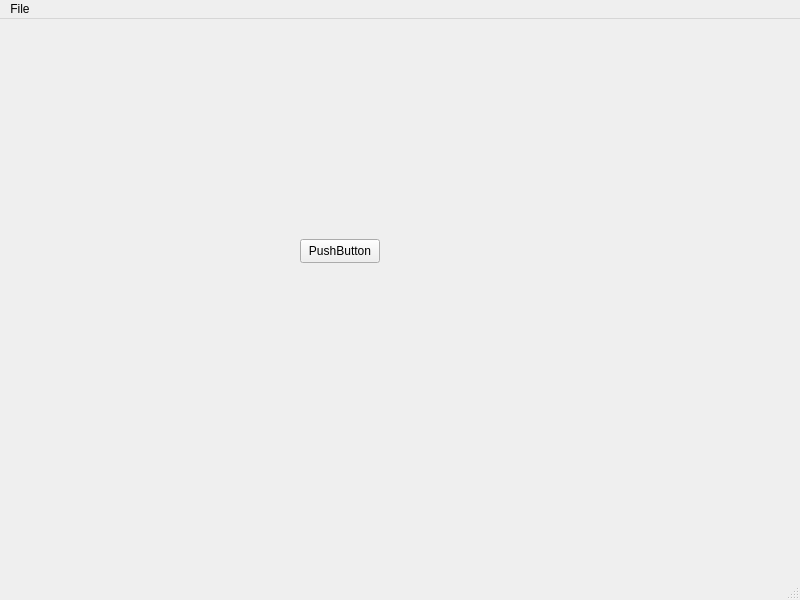
The window that Semestralka/mainwindow.ui (MarekKoziak/Semestralna-praca) describes before a commit, drawn with Qt 5.
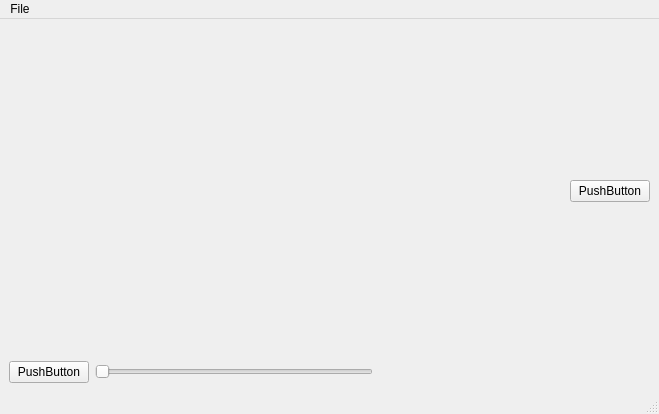
The same window after the commit.

Diff of the .ui file:
```diff
--- a/Semestralka/mainwindow.ui
+++ b/Semestralka/mainwindow.ui
@@ -6,34 +6,124 @@
    <rect>
     <x>0</x>
     <y>0</y>
-    <width>800</width>
-    <height>600</height>
+    <width>659</width>
+    <height>414</height>
    </rect>
   </property>
+  <property name="maximumSize">
+   <size>
+    <width>16777215</width>
+    <height>16777215</height>
+   </size>
+  </property>
   <property name="windowTitle">
    <string>MainWindow</string>
   </property>
   <widget class="QWidget" name="centralwidget">
-   <widget class="QPushButton" name="pushButton">
-    <property name="geometry">
-     <rect>
-      <x>300</x>
-      <y>220</y>
-      <width>80</width>
-      <height>24</height>
-     </rect>
+   <property name="sizePolicy">
+    <sizepolicy hsizetype="Preferred" vsizetype="Preferred">
+     <horstretch>0</horstretch>
+     <verstretch>0</verstretch>
+    </sizepolicy>
+   </property>
+   <layout class="QVBoxLayout" name="verticalLayout">
+    <property name="sizeConstraint">
+     <enum>QLayout::SetDefaultConstraint</enum>
     </property>
-    <property name="text">
-     <string>PushButton</string>
-    </property>
-   </widget>
+    <item>
+     <layout class="QHBoxLayout" name="horizontalLayout">
+      <item>
+       <widget class="QLabel" name="label_pic">
+        <property name="sizePolicy">
+         <sizepolicy hsizetype="Preferred" vsizetype="Expanding">
+          <horstretch>0</horstretch>
+          <verstretch>0</verstretch>
+         </sizepolicy>
+        </property>
+        <property name="text">
+         <string/>
+        </property>
+       </widget>
+      </item>
+      <item>
+       <spacer name="horizontalSpacer">
+        <property name="orientation">
+         <enum>Qt::Horizontal</enum>
+        </property>
+        <property name="sizeType">
+         <enum>QSizePolicy::Maximum</enum>
+        </property>
+        <property name="sizeHint" stdset="0">
+         <size>
+          <width>15</width>
+          <height>20</height>
+         </size>
+        </property>
+       </spacer>
+      </item>
+      <item>
+       <widget class="QPushButton" name="pushButton">
+        <property name="sizePolicy">
+         <sizepolicy hsizetype="Fixed" vsizetype="Fixed">
+          <horstretch>0</horstretch>
+          <verstretch>0</verstretch>
+         </sizepolicy>
+        </property>
+        <property name="text">
+         <string>PushButton</string>
+        </property>
+       </widget>
+      </item>
+     </layout>
+    </item>
+    <item>
+     <layout class="QHBoxLayout" name="horizontalLayout_2">
+      <property name="spacing">
+       <number>6</number>
+      </property>
+      <item>
+       <widget class="QPushButton" name="pushButton_playPause">
+        <property name="text">
+         <string>PushButton</string>
+        </property>
+       </widget>
+      </item>
+      <item>
+       <widget class="QSlider" name="horizontalSlider_videoBar">
+        <property name="maximum">
+         <number>10</number>
+        </property>
+        <property name="value">
+         <number>0</number>
+        </property>
+        <property name="orientation">
+         <enum>Qt::Horizontal</enum>
+        </property>
+       </widget>
+      </item>
+      <item>
+       <spacer name="horizontalSpacer_2">
+        <property name="orientation">
+         <enum>Qt::Horizontal</enum>
+        </property>
+        <property name="sizeHint" stdset="0">
+         <size>
+          <width>40</width>
+          <height>20</height>
+         </size>
+        </property>
+       </spacer>
+      </item>
+     </layout>
+    </item>
+   </layout>
   </widget>
   <widget class="QMenuBar" name="menubar">
    <property name="geometry">
     <rect>
      <x>0</x>
      <y>0</y>
-     <width>800</width>
+     <width>659</width>
      <height>21</height>
     </rect>
    </property>
```
